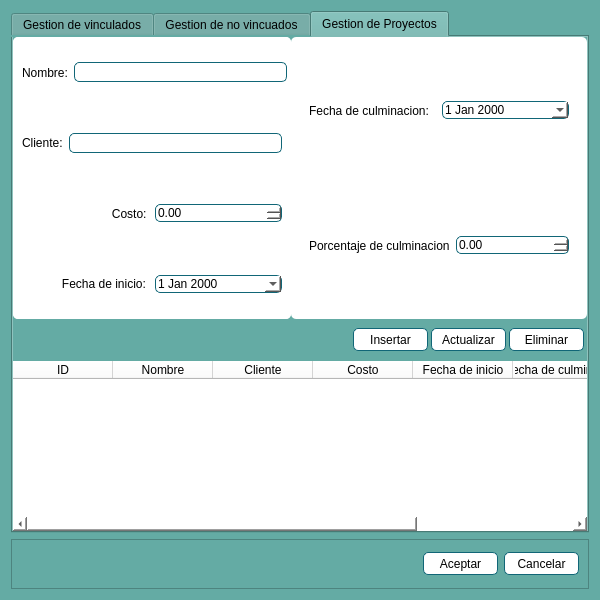
Reynier2020/Sistema_nominas, file Sistema de nominas/Vista/UI/gestionar.ui: the form before one commit.
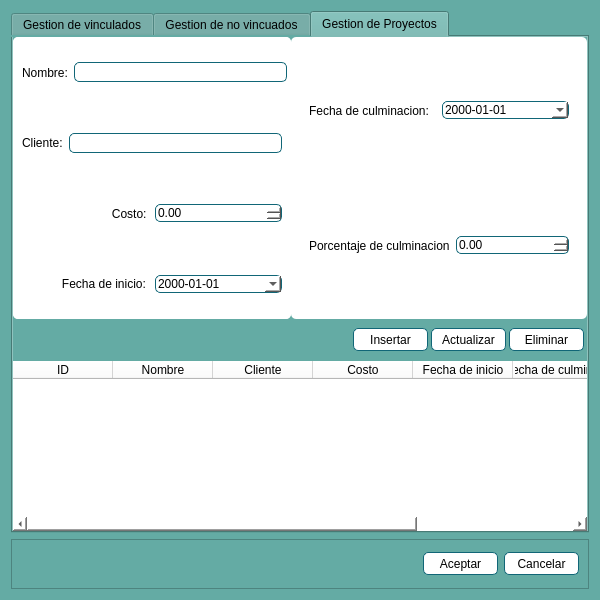
The form after the commit. The open tabs and pages were chosen to show the change. Icons and pictures are not drawn.

Diff of the .ui file:
```diff
--- a/Sistema de nominas/Vista/UI/gestionar.ui
+++ b/Sistema de nominas/Vista/UI/gestionar.ui
@@ -1509,6 +1509,9 @@
                   <property name="styleSheet">
                    <string notr="true">background-color: rgb(255, 255, 255);</string>
                   </property>
+                  <property name="displayFormat">
+                   <string>yyyy-MM-dd</string>
+                  </property>
                   <property name="calendarPopup">
                    <bool>true</bool>
                   </property>
@@ -1559,6 +1562,9 @@
                   <property name="styleSheet">
                    <string notr="true">background-color: rgb(255, 255, 255);</string>
                   </property>
+                  <property name="displayFormat">
+                   <string>yyyy-MM-dd</string>
+                  </property>
                   <property name="calendarPopup">
                    <bool>true</bool>
                   </property>
```
Left out of the diff: 5 changed lines with no effect on the pictures.
